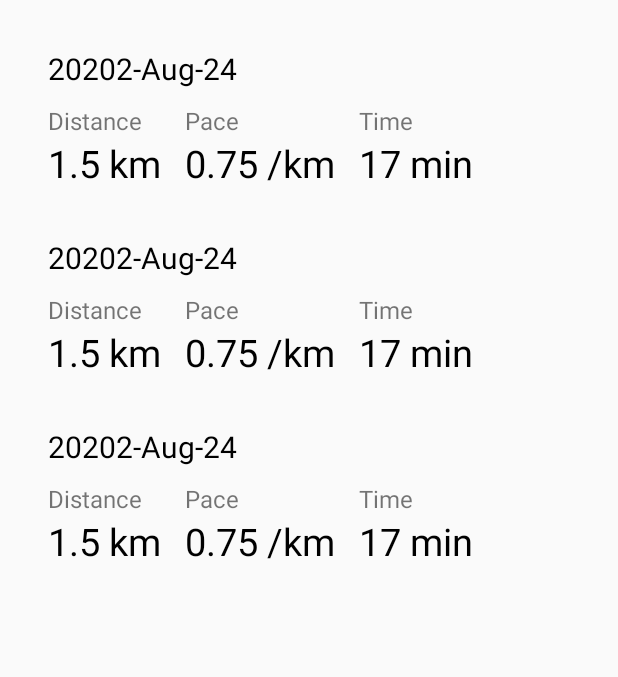
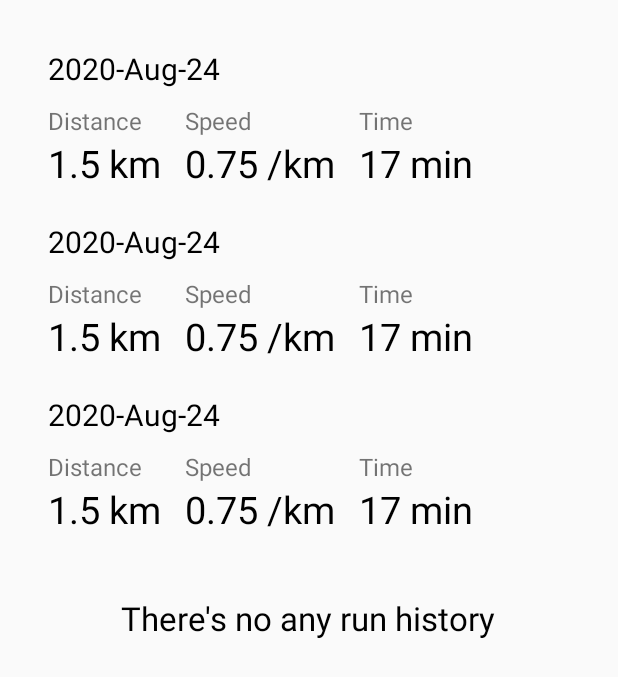
Before and after one commit to ajarKadyrova/FitnessTrackerApp, an Android app: the layout fragment_runs_history.xml on its own in the app's theme, with its tools: preview values and no code run, on a phone screen of 412 x 824 dp. Shown: the top 677 px of the screen. Run offline under Robolectric (Android 15) with nearby library versions, the phone set to English and light mode, and no system bars.

Commit message:
fixed bugs

```diff
--- a/app/src/main/java/com/example/fitnesstrackerapp/RunsHistory_Package/RunsHistoryContract.java
+++ b/app/src/main/java/com/example/fitnesstrackerapp/RunsHistory_Package/RunsHistoryContract.java
@@ -12,5 +12,6 @@ public interface RunsHistoryContract {
 
     interface Presenter{
         List<Item> getAllItems();
+        void deleteAll();
     }
 }
--- a/app/src/main/res/layout/activity_main.xml
+++ b/app/src/main/res/layout/activity_main.xml
@@ -16,7 +16,8 @@
     <androidx.viewpager.widget.ViewPager
         android:id="@+id/viewPager"
         android:layout_width="match_parent"
-        android:layout_height="match_parent"/>
+        android:layout_height="match_parent"
+        android:layout_above="@id/bottom_navigation_bar"/>
 
     <com.google.android.material.bottomnavigation.BottomNavigationView
         android:id="@+id/bottom_navigation_bar"
--- a/app/src/main/res/layout/fragment_current_run.xml
+++ b/app/src/main/res/layout/fragment_current_run.xml
@@ -91,7 +91,7 @@
                 android:layout_width="wrap_content"
                 android:layout_height="wrap_content"
                 android:textColor="#000000"
-                android:textSize="25sp"/>
+                android:textSize="25sp" />
 
         </LinearLayout>
 
@@ -123,8 +123,8 @@
             android:id="@+id/resume_btn"
             android:layout_width="wrap_content"
             android:layout_height="wrap_content"
+            android:layout_marginTop="16dp"
             android:text="Start"
-            android:layout_marginTop="16dp"
             app:layout_constraintEnd_toStartOf="@+id/stop_btn"
             app:layout_constraintHorizontal_bias="0.5"
             app:layout_constraintStart_toStartOf="parent"
@@ -134,8 +134,8 @@
             android:id="@+id/stop_btn"
             android:layout_width="wrap_content"
             android:layout_height="wrap_content"
+            android:layout_marginTop="16dp"
             android:text="Stop"
-            android:layout_marginTop="16dp"
             app:layout_constraintEnd_toEndOf="parent"
             app:layout_constraintStart_toEndOf="@+id/resume_btn"
             app:layout_constraintTop_toBottomOf="@+id/calories_wrap" />
--- a/app/src/main/res/layout/fragment_runs_history.xml
+++ b/app/src/main/res/layout/fragment_runs_history.xml
@@ -12,4 +12,15 @@
         android:layout_height="wrap_content"
         tools:listitem="@layout/list_run"/>
 
+    <TextView
+        android:id="@+id/empty_view"
+        android:layout_width="wrap_content"
+        android:layout_height="wrap_content"
+        android:text="There's no any run history"
+        android:textSize="22sp"
+        android:textColor="#000000"
+        android:visibility="gone"
+        tools:visibility="visible"
+        android:layout_gravity="center_horizontal|center_vertical"/>
+
 </FrameLayout>
--- a/app/src/main/res/layout/list_run.xml
+++ b/app/src/main/res/layout/list_run.xml
@@ -2,14 +2,18 @@
 <LinearLayout xmlns:android="http://schemas.android.com/apk/res/android"
     android:layout_width="match_parent"
     android:layout_height="wrap_content"
+    xmlns:tools="http://schemas.android.com/tools"
     android:orientation="vertical"
-    android:padding="16dp">
+    android:paddingTop="16dp"
+    android:paddingLeft="16dp"
+    android:paddingRight="16dp"
+    android:paddingBottom="5dp">
 
     <TextView
-        android:id="@+id/history_date_text_view"
+        android:id="@+id/date_rv"
         android:layout_width="wrap_content"
         android:layout_height="wrap_content"
-        android:text="20202-Aug-24"
+        tools:text="2020-Aug-24"
         android:textSize="20sp"
         android:textColor="#000000"/>
 
@@ -31,9 +35,10 @@
                 android:textSize="16sp" />
 
             <TextView
+                android:id="@+id/distance_rv"
                 android:layout_width="wrap_content"
                 android:layout_height="wrap_content"
-                android:text="1.5 km"
+                tools:text="1.5 km"
                 android:textColor="#000000"
                 android:textSize="25sp" />
         </LinearLayout>
@@ -47,13 +52,14 @@
             <TextView
                 android:layout_width="wrap_content"
                 android:layout_height="wrap_content"
-                android:text="Pace"
+                android:text="Speed"
                 android:textSize="16sp" />
 
             <TextView
+                android:id="@+id/speed_rv"
                 android:layout_width="wrap_content"
                 android:layout_height="wrap_content"
-                android:text="0.75 /km"
+                tools:text="0.75 /km"
                 android:textColor="#000000"
                 android:textSize="25sp" />
         </LinearLayout>
@@ -71,9 +77,10 @@
                 android:textSize="16sp" />
 
             <TextView
+                android:id="@+id/time_rv"
                 android:layout_width="wrap_content"
                 android:layout_height="wrap_content"
-                android:text="17 min"
+                tools:text="17 min"
                 android:textColor="#000000"
                 android:textSize="25sp" />
         </LinearLayout>
```
Also changed, not shown: app/src/main/java/com/example/fitnesstrackerapp/CurrentRun_Package/CurrentRun.java (+109 -27 lines), app/src/main/java/com/example/fitnesstrackerapp/MainActivity.java (+2 -12 lines), app/src/main/java/com/example/fitnesstrackerapp/RunsHistory_Package/ItemAdapter.java (+6 -9 lines), app/src/main/java/com/example/fitnesstrackerapp/RunsHistory_Package/RunsHistory.java (+64 -11 lines), app/src/main/java/com/example/fitnesstrackerapp/RunsHistory_Package/RunsHistoryPresenter.java (+5 -4 lines), app/src/main/res/menu/runs_history_menu.xml (added, +10 -0 lines).
